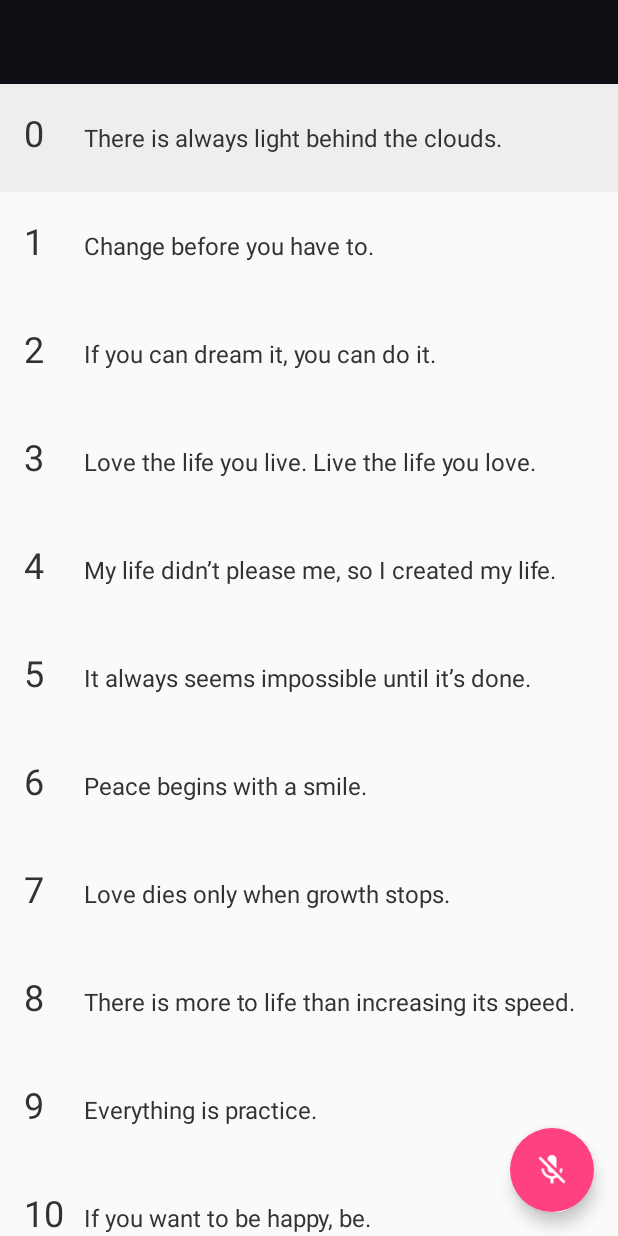
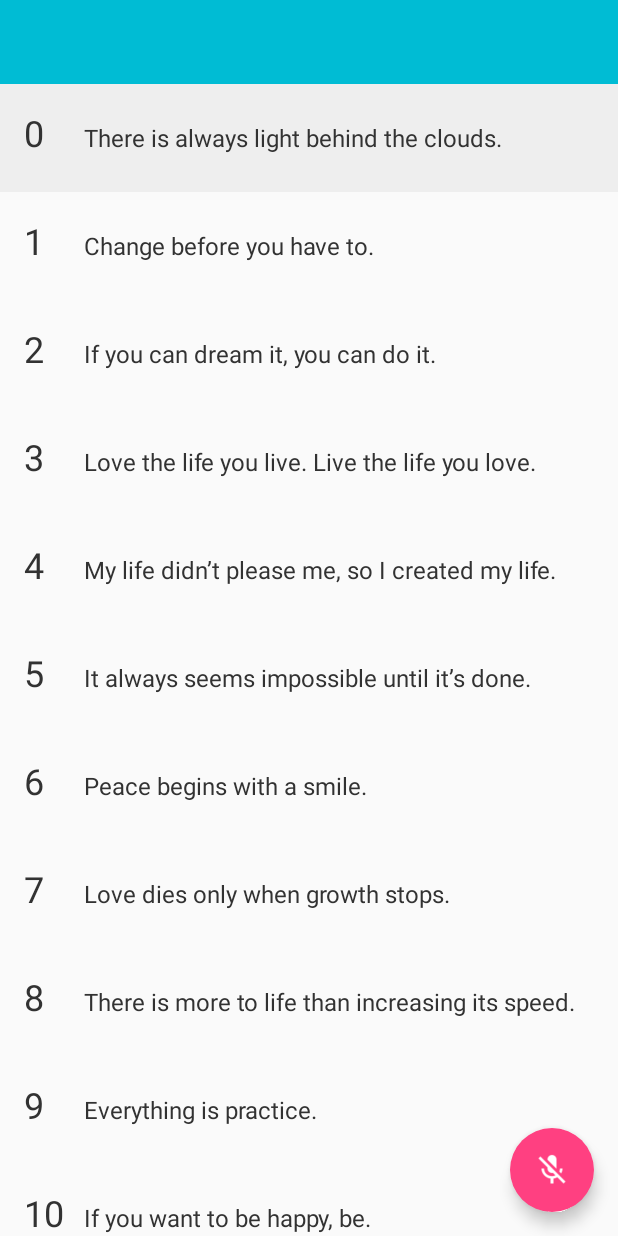
Before and after one commit to ishikota/VoiceInputSample, an Android app: the screen it shows after launch (MyListActivity), on a phone screen of 412 x 824 dp. Run offline under Robolectric (Android 15) with nearby library versions, the phone set to English and light mode, and no system bars; libraries missing offline, so code that uses them is left out: com.squareup.otto; 2 statements that could not run were skipped.

Commit message:
Changed color scheme

```diff
--- a/app/src/main/res/layout/fragment_my_list.xml
+++ b/app/src/main/res/layout/fragment_my_list.xml
@@ -3,18 +3,11 @@
     android:layout_width="match_parent"
     android:layout_height="match_parent">
 
-    <android.support.v4.widget.SwipeRefreshLayout
-        android:id="@+id/swipe_refresh"
+    <android.support.v7.widget.RecyclerView
+        android:id="@android:id/list"
         android:layout_width="match_parent"
-        android:layout_height="wrap_content">
-
-        <android.support.v7.widget.RecyclerView
-            android:id="@android:id/list"
-            android:layout_width="match_parent"
-            android:layout_height="match_parent"
-            android:clipToPadding="false"/>
-
-    </android.support.v4.widget.SwipeRefreshLayout>
+        android:layout_height="match_parent"
+        android:clipToPadding="false"/>
 
     <TextView
         android:id="@android:id/empty"
--- a/app/src/main/res/values/colors.xml
+++ b/app/src/main/res/values/colors.xml
@@ -3,13 +3,15 @@
 
     <color name="white_dull">#FAFAFA</color>
     <color name="black">#0D0F14</color>
+    <color name="cyan_500">#00BCD4</color>
+    <color name="cyan_700">#0097A7</color>
     <color name="pink_A200">#FF4081</color>
 
     <color name="base">@color/white_dull</color>
     <color name="accent">@color/pink_A200</color>
-    <color name="primary">@color/black</color>
+    <color name="primary">@color/cyan_500</color>
     <color name="primary_dark">@android:color/black</color>
-    <color name="status_bar">@android:color/black</color>
+    <color name="status_bar">@color/cyan_700</color>
     <color name="navigation_bar">@android:color/black</color>
 
     <color name="text_color_primary">@android:color/white</color>
```
